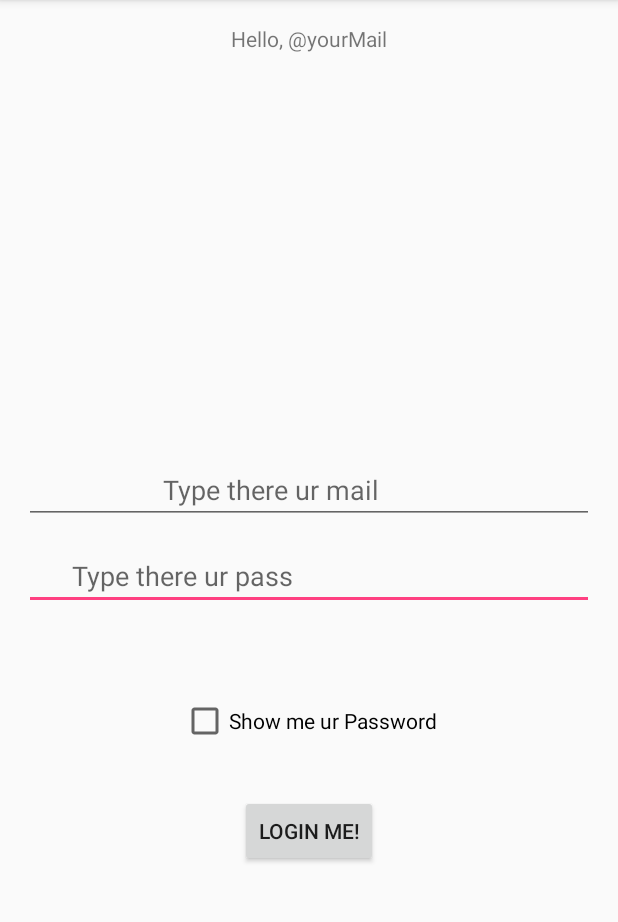
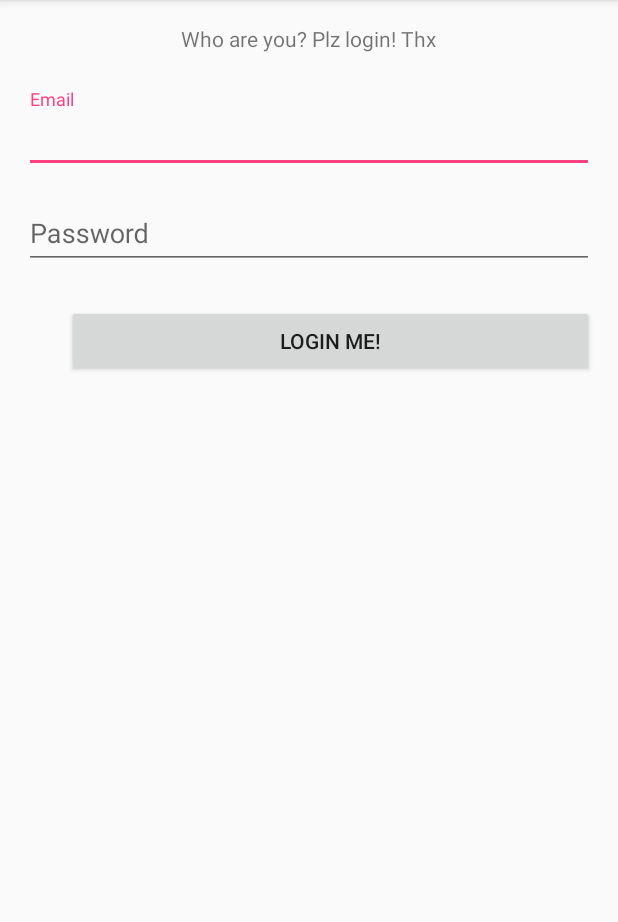
Before and after one commit to bullik01/first-auth-app, an Android app: the screen it shows after launch (MainActivity), on a phone screen of 412 x 824 dp, the part 84-1006 px from its top. Run offline under Robolectric (Android 15) with nearby library versions, the phone set to English and light mode, and no system bars.

Commit message:
New: 1) Pass show + validation [if no valid = toast] 2) Design WIP: 1) Localisations

```diff
--- a/app/build.gradle
+++ b/app/build.gradle
@@ -1,12 +1,12 @@
 apply plugin: 'com.android.application'
 
 android {
-    compileSdkVersion 22
-    buildToolsVersion "22.0.1"
+    compileSdkVersion 24
+    buildToolsVersion "24.0.2"
     defaultConfig {
         applicationId "com.bulo4ka.bullik01.firstauthapp"
         minSdkVersion 16
-        targetSdkVersion 22
+        targetSdkVersion 24
         versionCode 1
         versionName "1.0"
         testInstrumentationRunner "android.support.test.runner.AndroidJUnitRunner"
@@ -24,6 +24,7 @@ dependencies {
     androidTestCompile('com.android.support.test.espresso:espresso-core:2.2.1', {
         exclude group: 'com.android.support', module: 'support-annotations'
     })
-    compile 'com.android.support:appcompat-v7:22.2.1'
+    compile 'com.android.support:appcompat-v7:24.2.1'
+    compile "com.android.support:design:24.2.1"
     testCompile 'junit:junit:4.12'
 }
--- a/app/src/main/java/com/bulo4ka/bullik01/firstauthapp/MainActivity.java
+++ b/app/src/main/java/com/bulo4ka/bullik01/firstauthapp/MainActivity.java
@@ -2,12 +2,74 @@ package com.bulo4ka.bullik01.firstauthapp;
 
 import android.support.v7.app.AppCompatActivity;
 import android.os.Bundle;
+import android.text.Editable;
+import android.text.InputType;
+import android.text.TextWatcher;
+import android.view.View;
+import android.widget.Button;
+import android.widget.CheckBox;
+import android.widget.CompoundButton;
+import android.widget.EditText;
+import android.widget.TextView;
+import android.widget.Toast;
+
+import java.util.regex.Matcher;
+import java.util.regex.Pattern;
 
 public class MainActivity extends AppCompatActivity {
+    private final static Pattern pattern = Pattern.compile("([\\s\\S]+)@[\\s\\S]+\\.[\\s\\S]{2,}");
+
+    EditText password, mail;
+    TextView hello;
+    Button login;
 
     @Override
     protected void onCreate(Bundle savedInstanceState) {
         super.onCreate(savedInstanceState);
         setContentView(R.layout.activity_main);
+        password = (EditText) findViewById(R.id.yourPass);
+        mail = (EditText) findViewById(R.id.yourMail);
+        hello = (TextView) findViewById(R.id.textView);
+        login = (Button) findViewById(R.id.button2);
+
+        mail.addTextChangedListener(new TextWatcher() {
+            @Override
+            public void beforeTextChanged(CharSequence s, int start, int count, int after) {
+
+            }
+
+            @Override
+            public void onTextChanged(CharSequence s, int start, int before, int count) {
+                Matcher matcher = pattern.matcher(s);
+                if (matcher.find()) {
+                    hello.setVisibility(View.VISIBLE);
+                    hello.setText("Hello " + matcher.group(1));
+                } else {
+                    hello.setVisibility(View.INVISIBLE);
+                }
+            }
+
+            @Override
+            public void afterTextChanged(Editable s) {
+
+            }
+        });
+        login.setOnClickListener(new View.OnClickListener() {
+            @Override
+            public void onClick(View v) {
+                if(!pattern.matcher(mail.getText().toString()).find()){
+                    Toast.makeText(MainActivity.this, "Non valid mail", Toast.LENGTH_SHORT).show();
+                    return;
+                }
+                if(password.getText().length()<6){
+                    Toast.makeText(MainActivity.this, "Ur pass so short... Needed - >6 symbols", Toast.LENGTH_SHORT).show();
+                    return;
+                }
+                doLogin();
+            }
+        });
+    }
+    private void doLogin(){
+
     }
 }
--- a/app/src/main/res/layout/activity_main.xml
+++ b/app/src/main/res/layout/activity_main.xml
@@ -1,9 +1,10 @@
 <?xml version="1.0" encoding="utf-8"?>
-<RelativeLayout xmlns:android="http://schemas.android.com/apk/res/android"
+<LinearLayout xmlns:android="http://schemas.android.com/apk/res/android"
     xmlns:tools="http://schemas.android.com/tools"
     android:id="@+id/activity_main"
     android:layout_width="match_parent"
     android:layout_height="match_parent"
+    android:orientation="vertical"
     android:paddingBottom="@dimen/activity_vertical_margin"
     android:paddingLeft="@dimen/activity_horizontal_margin"
     android:paddingRight="@dimen/activity_horizontal_margin"
@@ -11,59 +12,55 @@
     tools:context="com.bulo4ka.bullik01.firstauthapp.MainActivity">
 
     <TextView
+        android:id="@+id/textView"
         android:layout_width="wrap_content"
         android:layout_height="wrap_content"
-        android:text="Hello, @yourMail"
-        android:id="@+id/textView"
-        android:layout_alignParentTop="true"
-        android:layout_centerHorizontal="true" />
+        android:text="Who are you? Plz login! Thx"
+        android:transitionName="@string/textView"
+        android:layout_gravity="center_horizontal"
+        android:visibility="visible" />
 
-    <EditText
-        android:layout_width="wrap_content"
+    <android.support.design.widget.TextInputLayout
+        android:layout_width="match_parent"
         android:layout_height="wrap_content"
-        android:inputType="textPassword"
-        android:ems="10"
-        android:id="@+id/yourPass"
-        android:hint="      Type there ur pass"
-        android:layout_centerVertical="true"
-        android:layout_alignParentLeft="true"
-        android:layout_alignParentStart="true"
-        android:layout_alignParentRight="true"
-        android:layout_alignParentEnd="true" />
+        android:layout_marginTop="24dp">
 
-    <CheckBox
-        android:text="Show me ur Password"
-        android:layout_width="wrap_content"
+        <android.support.v7.widget.AppCompatEditText
+            android:id="@+id/yourMail"
+            android:layout_width="match_parent"
+            android:layout_height="wrap_content"
+            android:ems="10"
+            android:hint="Email"
+            android:transitionName="@string/yourMail"
+            android:inputType="textEmailAddress"
+            android:maxLines="1"
+            android:scrollHorizontally="true"
+            android:selectAllOnFocus="false" />
+    </android.support.design.widget.TextInputLayout>
+
+    <android.support.design.widget.TextInputLayout
+        android:layout_width="match_parent"
         android:layout_height="wrap_content"
-        android:id="@+id/showMeUrPass"
-        android:layout_marginTop="58dp"
-        android:layout_below="@+id/yourPass"
-        android:layout_centerHorizontal="true" />
+        android:layout_marginTop="8dp">
+
+        <android.support.v7.widget.AppCompatEditText
+            android:id="@+id/yourPass"
+            android:layout_width="match_parent"
+            android:layout_height="wrap_content"
+            android:ems="10"
+            android:hint="Password"
+            android:inputType="textPassword"
+            android:maxLines="1"
+            android:scrollHorizontally="true" />
+    </android.support.design.widget.TextInputLayout>
+
 
     <Button
-        android:text="Login me!"
-        android:layout_width="wrap_content"
+        android:id="@+id/button2"
+        android:layout_width="351dp"
         android:layout_height="wrap_content"
-        android:id="@+id/button2"
-        android:layout_below="@+id/showMeUrPass"
-        android:layout_centerHorizontal="true"
-        android:layout_marginTop="33dp" />
+        android:layout_marginTop="24dp"
+        android:layout_gravity="end"
+        android:text="Login me!" />
 
-    <EditText
-        android:layout_width="wrap_content"
-        android:layout_height="wrap_content"
-        android:inputType="textEmailAddress"
-        android:ems="10"
-        android:layout_marginBottom="12dp"
-        android:id="@+id/yourMail"
-        android:singleLine="false"
-        android:selectAllOnFocus="false"
-        android:hint="                   Type there ur mail"
-        android:layout_above="@+id/yourPass"
-        android:layout_alignParentLeft="true"
-        android:layout_alignParentStart="true"
-        android:layout_alignParentRight="true"
-        android:layout_alignParentEnd="true" />
-
-
-</RelativeLayout>
+</LinearLayout>
```
Also changed, not shown: 1 other file.
